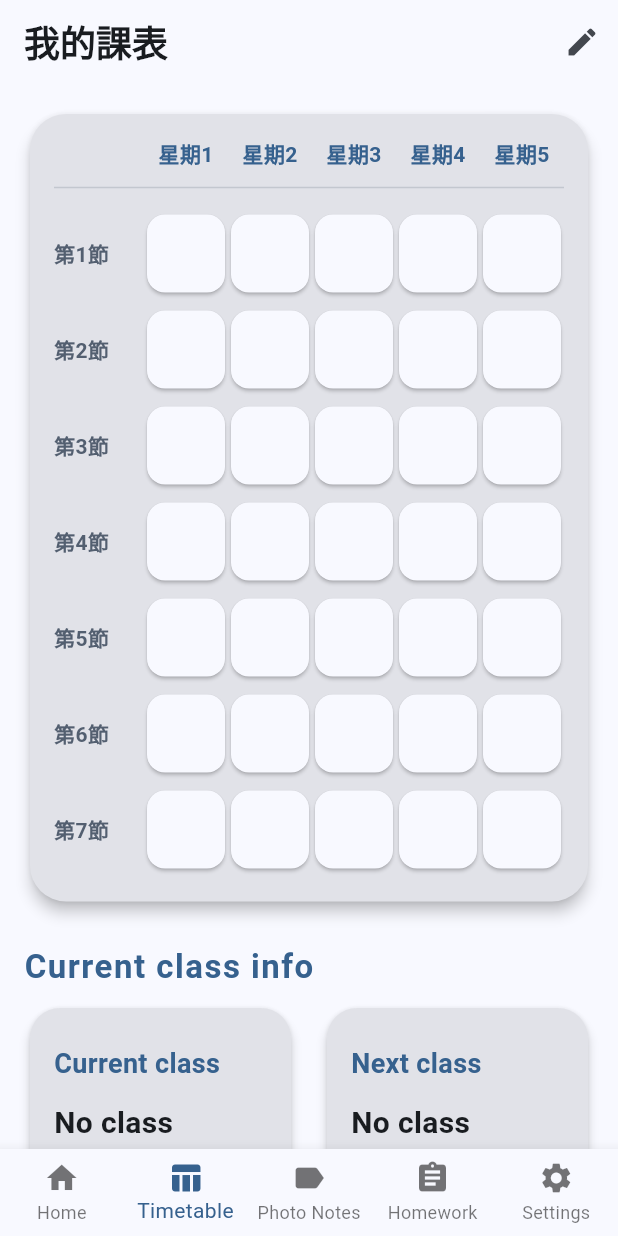
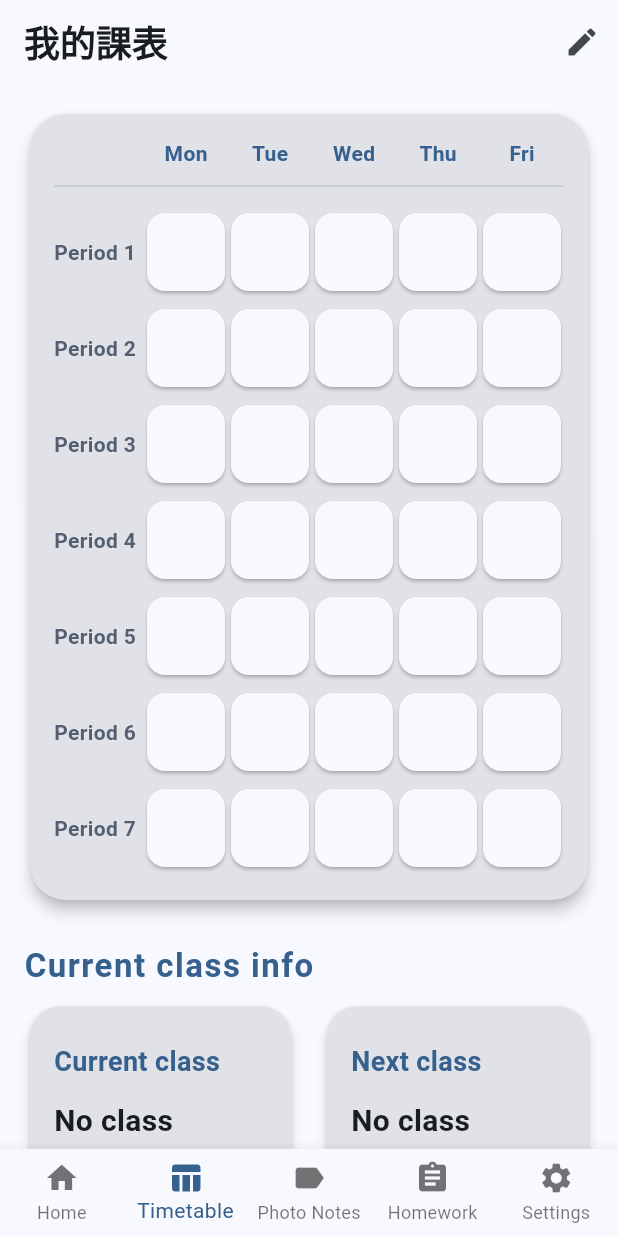
Before and after one commit to chenyili1215/study_app, a Flutter app: the screen it shows after launch, item 2 of the bottom bar chosen, on a phone screen of 412 x 824 dp. Run offline on Flutter 3.47's test engine with Material 3 defaults, Android fonts, the phone set to English and light mode, and no system bars; our stand-ins replace image_picker, photo_view, share_plus, shared_preferences.

Commit message:
修正翻譯

```diff
--- a/lib/app_localizations.dart
+++ b/lib/app_localizations.dart
@@ -46,6 +46,8 @@ class AppLocalizations {
       'choose_subject': '選擇科目',
       'cancel': '取消',
       'confirm': '確定',
+      'no_photos_yet': '尚未新增照片',
+      'take_photo_failed': '拍照失敗',
       'add_image_failed': '加入圖片失敗',
       'from_file': '從檔案加入',
       'camera': '拍照',
@@ -85,7 +87,13 @@ class AppLocalizations {
       'next_class': '下節課程',
 
       'none': '無',
-
+      // 新增到各語系的 keys（示範三語系都加）
+      'weekday_1': '星期一', // zh
+      'weekday_2': '星期二',
+      'weekday_3': '星期三',
+      'weekday_4': '星期四',
+      'weekday_5': '星期五',
+      'period_format': '第{n}節',
     },
     'en': {
       'app_title': 'Study App',
@@ -158,6 +166,13 @@ class AppLocalizations {
       'current_class': 'Current class',
       'next_class': 'Next class',
       'none': 'None',
+      // 新增到各語系的 keys（示範三語系都加）
+      'weekday_1': 'Mon',
+      'weekday_2': 'Tue',
+      'weekday_3': 'Wed',
+      'weekday_4': 'Thu',
+      'weekday_5': 'Fri',
+      'period_format': 'Period {n}',
     },
     'ja': {
       'app_title': 'Study App',
@@ -231,6 +246,13 @@ class AppLocalizations {
       'next_class': '次の授業',
 
       'none': 'なし',
+      // 新增到各語系的 keys（示範三語系都加）
+      'weekday_1': '月',
+      'weekday_2': '火',
+      'weekday_3': '水',
+      'weekday_4': '木',
+      'weekday_5': '金',
+      'period_format': '{n}時限',
     },
   };
 
--- a/lib/timetable_importer.dart
+++ b/lib/timetable_importer.dart
@@ -181,7 +181,7 @@ class _TimetableImporterState extends State<TimetableImporter> {
                           (d) => Expanded(
                             child: Center(
                               child: Text(
-                                '星期${d + 1}',
+                                AppLocalizations.of(context).t('weekday_${d + 1}'),
                                 style: TextStyle(
                                   fontWeight: FontWeight.bold,
                                   color: colorScheme.primary,
@@ -203,7 +203,7 @@ class _TimetableImporterState extends State<TimetableImporter> {
                             SizedBox(
                               width: 60,
                               child: Text(
-                                '第${period + 1}節',
+                                AppLocalizations.of(context).tWithNumber('period_format', period + 1),
                                 style: TextStyle(
                                   fontWeight: FontWeight.bold,
                                   color: colorScheme.secondary,
@@ -466,7 +466,9 @@ class _TimetableImporterState extends State<TimetableImporter> {
                             16 * 60 + 10,
                           ];
                           int currentPeriod = periods.lastIndexWhere((start) => minutes >= start) + 1;
-                          if (currentPeriod > 7) currentPeriod = 0; // 超過最後一節就歸零
+
+                          if (currentPeriod > 7) currentPeriod = 0;
+
                           int todayIdx = (today - 1).clamp(0, 4);
 
                           String getSubject(int period) {
```
Also changed, not shown: lib/label_engine.dart (+6 -6 lines).
